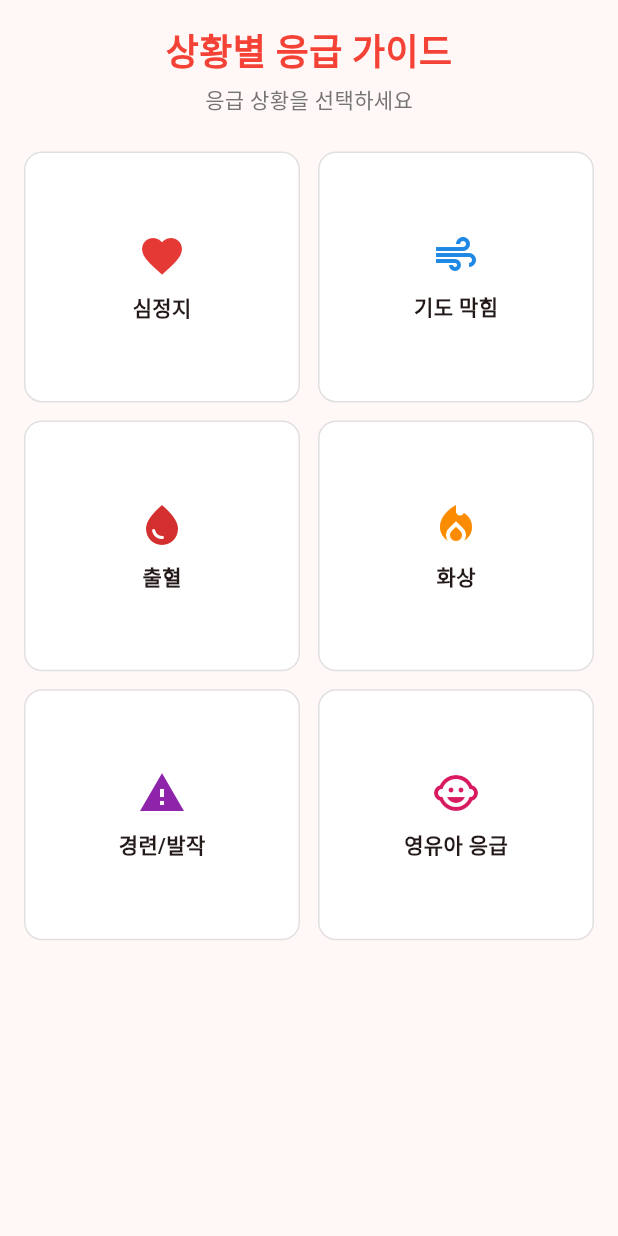
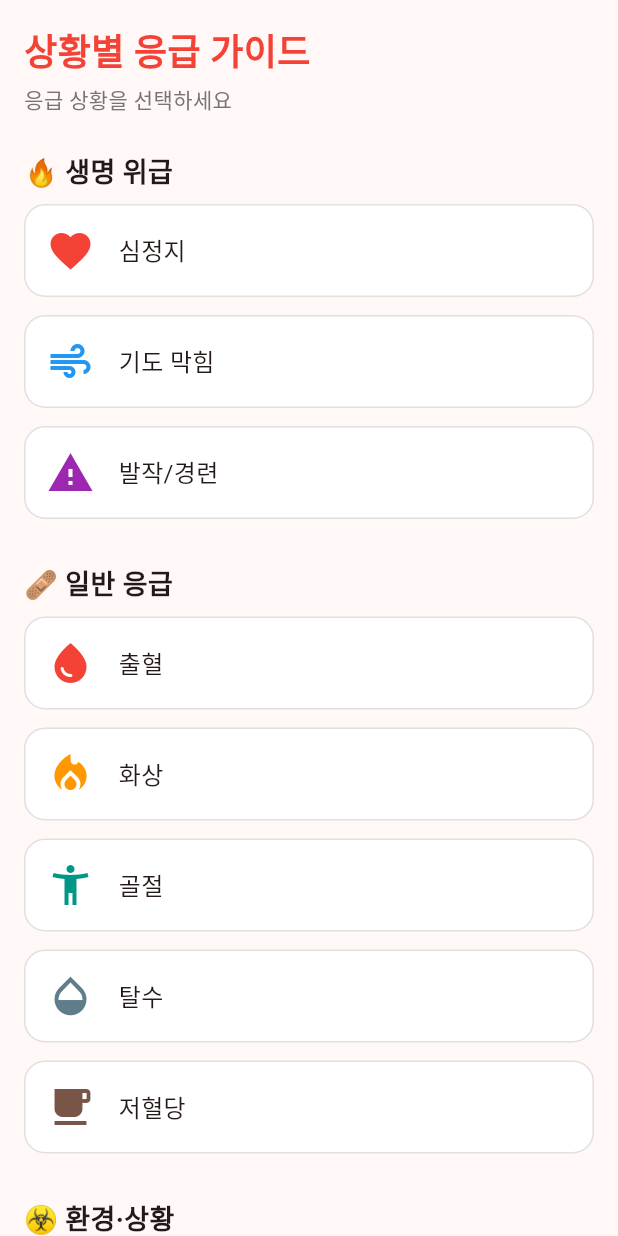
Before and after one commit to chikchok1/911Calling, a Flutter app: the GuideTab screen opened directly, after a tap on "심정지", after a tap on "목록으로 돌아가기", on a phone screen of 412 x 824 dp. Run offline on Flutter 3.47's test engine with Material 3 defaults, Android fonts, the phone set to English and light mode, and no system bars; Roboto replaces fonts that are missing (NotoSans).

Commit message:
feat: 응급 가이드 기능 확장 및 UI 개선

```diff
--- a/lib/main.dart
+++ b/lib/main.dart
@@ -4,9 +4,7 @@ import 'screens/home_screen.dart';
 
 void main() {
   WidgetsFlutterBinding.ensureInitialized();
-  SystemChrome.setPreferredOrientations([
-    DeviceOrientation.portraitUp,
-  ]);
+  SystemChrome.setPreferredOrientations([DeviceOrientation.portraitUp]);
   runApp(const EmergencyResponseApp());
 }
 
--- a/lib/tabs/guide_tab.dart
+++ b/lib/tabs/guide_tab.dart
@@ -10,13 +10,14 @@ class GuideTab extends StatefulWidget {
 class _GuideTabState extends State<GuideTab> {
   String? _selectedGuide;
 
+  // --- 원래 있던 전체 리스트는 그대로 유지 ---
   final List<EmergencyType> _emergencyTypes = [
     EmergencyType(
       id: 'cardiac',
       title: '심정지',
       icon: Icons.favorite,
-      color: Colors.red[600]!,
-      bgColor: Colors.red[50]!,
+      color: Colors.red,
+      bgColor: Colors.red,
       description: 'CPR 및 AED 사용법',
       steps: ['의식 확인', '119 신고', '가슴압박 시작', 'AED 사용'],
     ),
@@ -24,332 +25,282 @@ class _GuideTabState extends State<GuideTab> {
       id: 'choking',
       title: '기도 막힘',
       icon: Icons.air,
-      color: Colors.blue[600]!,
-      bgColor: Colors.blue[50]!,
+      color: Colors.blue,
+      bgColor: Colors.blue,
       description: '하임리히법 안내',
-      steps: ['환자 상태 확인', '복부 압박', '이물질 제거', '호흡 확인'],
+      steps: ['상태 확인', '복부 밀기', '이물질 제거', '호흡 확인'],
     ),
     EmergencyType(
       id: 'bleeding',
       title: '출혈',
       icon: Icons.water_drop,
-      color: Colors.red[700]!,
-      bgColor: Colors.red[50]!,
+      color: Colors.red,
+      bgColor: Colors.red,
       description: '지혈 및 압박법',
-      steps: ['깨끗한 천 준비', '직접 압박', '상처 부위 높이기', '압박 유지'],
+      steps: ['상처 확인', '직접 압박', '상처 높이기', '압박 유지'],
     ),
     EmergencyType(
       id: 'burn',
       title: '화상',
       icon: Icons.local_fire_department,
-      color: Colors.orange[600]!,
-      bgColor: Colors.orange[50]!,
+      color: Colors.orange,
+      bgColor: Colors.orange,
       description: '화상 응급처치',
-      steps: ['열원 제거', '찬물로 식히기', '물집 보호', '깨끗한 천으로 덮기'],
+      steps: ['열원 제거', '찬물로 식히기', '물집 보호', '천으로 덮기'],
     ),
     EmergencyType(
       id: 'seizure',
-      title: '경련/발작',
+      title: '발작/경련',
       icon: Icons.warning,
-      color: Colors.purple[600]!,
-      bgColor: Colors.purple[50]!,
+      color: Colors.purple,
+      bgColor: Colors.purple,
       description: '발작 시 대응법',
-      steps: ['주변 정리', '옆으로 눕히기', '시간 체크', '움직임 관찰'],
+      steps: ['주변 정리', '머리 보호', '옆으로 눕히기', '시간 체크'],
     ),
     EmergencyType(
       id: 'infant',
       title: '영유아 응급',
       icon: Icons.child_care,
-      color: Colors.pink[600]!,
-      bgColor: Colors.pink[50]!,
-      description: '영유아 특화 처치',
+      color: Colors.pink,
+      bgColor: Colors.pink,
+      description: '영유아 특화 응급처치',
       steps: ['두 손가락 압박', '부드러운 압박', '호흡 확인', '즉시 신고'],
+    ),
+    EmergencyType(
+      id: 'fracture',
+      title: '골절',
+      icon: Icons.accessibility_new,
+      color: Colors.teal,
+      bgColor: Colors.teal,
+      description: '골절 시 응급 대처',
+      steps: ['움직이지 않게 고정', '냉찜질', '압박 금지', '119 신고'],
+    ),
+    EmergencyType(
+      id: 'poison',
+      title: '중독',
+      icon: Icons.warning_amber,
+      color: Colors.green,
+      bgColor: Colors.green,
+      description: '중독 응급처치',
+      steps: ['노출 차단', '의식 확인', '구토 유도 금지', '119 신고'],
+    ),
+    EmergencyType(
+      id: 'hypoglycemia',
+      title: '저혈당',
+      icon: Icons.local_cafe,
+      color: Colors.brown,
+      bgColor: Colors.brown,
+      description: '저혈당 처리',
+      steps: ['증상 확인', '당 섭취', '휴식', '호전 없으면 119'],
+    ),
+    EmergencyType(
+      id: 'dehydration',
+      title: '탈수',
+      icon: Icons.opacity,
+      color: Colors.blueGrey,
+      bgColor: Colors.blueGrey,
+      description: '탈수 응급처치',
+      steps: ['시원한 곳으로 이동', '수분 보충', '휴식', '심하면 병원 방문'],
+    ),
+    EmergencyType(
+      id: 'heatstroke',
+      title: '열사병',
+      icon: Icons.wb_sunny,
+      color: Colors.deepOrange,
+      bgColor: Colors.deepOrange,
+      description: '고열 환경에서 발생',
+      steps: ['즉시 그늘 이동', '옷 느슨하게', '물 보급', '필요시 병원'],
+    ),
+    EmergencyType(
+      id: 'hypothermia',
+      title: '저체온증',
+      icon: Icons.ac_unit,
+      color: Colors.lightBlue,
+      bgColor: Colors.lightBlue,
+      description: '저체온증 응급처치',
+      steps: ['따뜻한 곳 이동', '젖은 옷 제거', '담요 덮기', '서서히 체온 올리기'],
+    ),
+    EmergencyType(
+      id: 'traffic',
+      title: '교통사고',
+      icon: Icons.car_crash,
+      color: Colors.indigo,
+      bgColor: Colors.indigo,
+      description: '사고 현장 응급 대처',
+      steps: ['현장 안전 확보', '환자 확인', '출혈 여부 확인', '즉시 신고'],
+    ),
+    EmergencyType(
+      id: 'animal',
+      title: '동물 상처',
+      icon: Icons.pets,
+      color: Colors.brown,
+      bgColor: Colors.brown,
+      description: '개·고양이·야생동물 상처',
+      steps: ['상처 세척', '지혈', '소독', '병원 방문'],
     ),
   ];
 
+  // --- 보기 좋은 카테고리 그룹 ---
+  final Map<String, List<String>> _groups = {
+    "🔥 생명 위급": ['cardiac', 'choking', 'seizure'],
+    "🩹 일반 응급": ['bleeding', 'burn', 'fracture', 'dehydration', 'hypoglycemia'],
+    "☣ 환경·상황": ['poison', 'heatstroke', 'hypothermia'],
+    "🚑 사고/외상": ['traffic', 'animal'],
+    "👶 영유아": ['infant'],
+  };
+
   @override
   Widget build(BuildContext context) {
-    final selectedEmergency = _emergencyTypes.firstWhere(
-          (e) => e.id == _selectedGuide,
-      orElse: () => _emergencyTypes[0],
+    final selectedEmergency = _emergencyTypes
+        .firstWhere((e) => e.id == _selectedGuide, orElse: () => _emergencyTypes[0]);
+
+    return Scaffold(
+      body: Scrollbar(
+        child: SingleChildScrollView(
+          padding: const EdgeInsets.all(16),
+          child: _selectedGuide == null
+              ? _buildCategoryList()
+              : _buildDetail(selectedEmergency),
+        ),
+      ),
     );
+  }
 
-    return Scrollbar(
-      child: SingleChildScrollView(
-        child: Padding(
-        padding: const EdgeInsets.all(16),
-        child: Column(
+  // ------------------------------ 리스트 화면 ------------------------------
+  Widget _buildCategoryList() {
+    return Column(
+      crossAxisAlignment: CrossAxisAlignment.start,
       children: [
-            // Header
         const Text(
           '상황별 응급 가이드',
-              style: TextStyle(
-                fontSize: 24,
-                fontWeight: FontWeight.bold,
-                color: Colors.red,
-              ),
+          style: TextStyle(fontSize: 24, fontWeight: FontWeight.bold, color: Colors.red),
         ),
         const SizedBox(height: 4),
-            Text(
-              '응급 상황을 선택하세요',
-              style: TextStyle(
-                fontSize: 14,
-                color: Colors.grey[600],
-              ),
-            ),
+        Text("응급 상황을 선택하세요", style: TextStyle(color: Colors.grey[600])),
         const SizedBox(height: 24),
 
-            // Emergency Type Selection or Detail View
-            if (_selectedGuide == null)
-              GridView.builder(
-                shrinkWrap: true,
-                physics: const NeverScrollableScrollPhysics(),
-                gridDelegate: const SliverGridDelegateWithFixedCrossAxisCount(
-                  crossAxisCount: 2,
-                  crossAxisSpacing: 12,
-                  mainAxisSpacing: 12,
-                  childAspectRatio: 1.1,
-                ),
-                itemCount: _emergencyTypes.length,
-                itemBuilder: (context, index) {
-                  final emergency = _emergencyTypes[index];
-                  return InkWell(
-                    onTap: () {
-                      setState(() {
-                        _selectedGuide = emergency.id;
-                      });
-                    },
+        ..._groups.entries.map((group) {
+          return Column(
+            crossAxisAlignment: CrossAxisAlignment.start,
+            children: [
+              Text(group.key,
+                  style: const TextStyle(fontSize: 18, fontWeight: FontWeight.bold)),
+              const SizedBox(height: 8),
+
+              ...group.value.map((id) {
+                final item = _emergencyTypes.firstWhere((e) => e.id == id);
+                return _buildListItem(item);
+              }),
+
+              const SizedBox(height: 18),
+            ],
+          );
+        }),
+      ],
+    );
+  }
+
+  // 리스트 아이템 디자인
+  Widget _buildListItem(EmergencyType e) {
+    return GestureDetector(
+      onTap: () => setState(() => _selectedGuide = e.id),
       child: Container(
+        margin: const EdgeInsets.only(bottom: 12),
+        padding: const EdgeInsets.all(14),
         decoration: BoxDecoration(
           color: Colors.white,
-                        borderRadius: BorderRadius.circular(12),
-                        border: Border.all(color: Colors.grey[300]!),
+          borderRadius: BorderRadius.circular(14),
+          border: Border.all(color: Colors.grey.shade300),
         ),
-                      child: Column(
-                        mainAxisAlignment: MainAxisAlignment.center,
+        child: Row(
           children: [
-                          Icon(
-                            emergency.icon,
-                            size: 32,
-                            color: emergency.color,
-                          ),
-                          const SizedBox(height: 8),
-                          Text(
-                            emergency.title,
-                            style: const TextStyle(
-                              fontSize: 14,
-                              fontWeight: FontWeight.w600,
-                            ),
-                          ),
+            Icon(e.icon, size: 32, color: e.color),
+            const SizedBox(width: 16),
+            Text(e.title, style: const TextStyle(fontSize: 16)),
           ],
         ),
       ),
     );
-                },
-              )
-            else ...[
-              // Back Button
-              SizedBox(
-                width: double.infinity,
-                child: OutlinedButton.icon(
-                  onPressed: () {
-                    setState(() {
-                      _selectedGuide = null;
-                    });
-                  },
-                  icon: const Icon(Icons.arrow_back, size: 16),
-                  label: const Text('목록으로 돌아가기'),
+  }
+
+  // ------------------------------ 상세 화면 ------------------------------
+  Widget _buildDetail(EmergencyType e) {
+    return Column(
+      crossAxisAlignment: CrossAxisAlignment.start,
+      children: [
+        OutlinedButton.icon(
+          onPressed: () => setState(() => _selectedGuide = null),
+          icon: const Icon(Icons.arrow_back),
+          label: const Text("목록으로 돌아가기"),
         ),
-              ),
-              const SizedBox(height: 16),
+        const SizedBox(height: 12),
 
-              // Emergency Detail Card
         Container(
+          padding: const EdgeInsets.all(16),
           decoration: BoxDecoration(
-                  color: selectedEmergency.bgColor,
+            color: e.bgColor.withOpacity(0.15),
             borderRadius: BorderRadius.circular(16),
           ),
-                padding: const EdgeInsets.all(16),
           child: Column(
             crossAxisAlignment: CrossAxisAlignment.start,
             children: [
-                    // Header
               Row(
                 children: [
-                        Container(
-                          padding: const EdgeInsets.all(8),
-                          decoration: BoxDecoration(
-                            color: Colors.white,
-                            borderRadius: BorderRadius.circular(8),
-                            boxShadow: [
-                              BoxShadow(
-                                color: Colors.black.withOpacity(0.05),
-                                blurRadius: 4,
-                              ),
+                  Icon(e.icon, size: 34, color: e.color),
+                  const SizedBox(width: 12),
+                  Column(
+                      crossAxisAlignment: CrossAxisAlignment.start,
+                      children: [
+                        Text("${e.title} 응급처치",
+                            style: const TextStyle(
+                                fontSize: 20, fontWeight: FontWeight.bold)),
+                        Text(e.description,
+                            style: TextStyle(color: Colors.grey[600])),
+                      ]),
                 ],
               ),
-                          child: Icon(
-                            selectedEmergency.icon,
-                            color: selectedEmergency.color,
-                            size: 20,
-                          ),
-                        ),
-                        const SizedBox(width: 12),
-                        Expanded(
-                          child: Column(
-                            crossAxisAlignment: CrossAxisAlignment.start,
-                            children: [
-                              Text(
-                                '${selectedEmergency.title} 응급처치',
-                                style: const TextStyle(
-                                  fontSize: 18,
-                                  fontWeight: FontWeight.bold,
-                                ),
-                              ),
-                              Text(
-                                selectedEmergency.description,
-                                style: TextStyle(
-                                  fontSize: 12,
-                                  color: Colors.grey[600],
-                                ),
-                              ),
+
+              const SizedBox(height: 20),
+
+              ...e.steps.asMap().entries.map((entry) {
+                return _buildStepItem(entry.key, entry.value, e.color);
+              }),
+
+              const SizedBox(height: 20),
             ],
           ),
         ),
       ],
-                    ),
-                    const SizedBox(height: 16),
+    );
+  }
 
-                    // Badges
-                    Wrap(
-                      spacing: 4,
-                      runSpacing: 4,
-                      children: [
-                        _buildBadge('단계별 안내', true),
-                        _buildBadge('텍스트', false),
-                        _buildBadge('음성', false),
-                        _buildBadge('영상', false),
-                      ],
-                    ),
-                    const SizedBox(height: 16),
-
-                    // Steps
-                    ...selectedEmergency.steps.asMap().entries.map((entry) {
-                      final index = entry.key;
-                      final step = entry.value;
-                      return Padding(
-                        padding: const EdgeInsets.only(bottom: 8),
-                        child: Container(
+  Widget _buildStepItem(int index, String step, Color color) {
+    return Container(
+      margin: const EdgeInsets.only(bottom: 10),
       padding: const EdgeInsets.all(12),
       decoration: BoxDecoration(
           color: Colors.white,
           borderRadius: BorderRadius.circular(12),
           boxShadow: [
-                              BoxShadow(
-                                color: Colors.black.withOpacity(0.05),
-                                blurRadius: 4,
-                              ),
-                            ],
-                          ),
+            BoxShadow(color: Colors.black.withOpacity(0.08), blurRadius: 4)
+          ]),
       child: Row(
         children: [
-                              Container(
-                                width: 24,
-                                height: 24,
-                                decoration: BoxDecoration(
-                                  color: Colors.white,
-                                  shape: BoxShape.circle,
-                                  border: Border.all(
-                                    color: selectedEmergency.color,
-                                    width: 2,
-                                  ),
-                                ),
-                                child: Center(
-                                  child: Text(
-                                    '${index + 1}',
-                                    style: TextStyle(
-                                      fontSize: 12,
-                                      fontWeight: FontWeight.bold,
-                                      color: selectedEmergency.color,
-                                    ),
-                                  ),
-                                ),
+          CircleAvatar(
+            radius: 14,
+            backgroundColor: color.withOpacity(.18),
+            child: Text("${index + 1}",
+                style: TextStyle(color: color, fontWeight: FontWeight.bold)),
           ),
           const SizedBox(width: 12),
-                              Expanded(
-                                child: Text(
-                                  step,
-                                  style: const TextStyle(fontSize: 14),
-                                ),
-                              ),
+          Expanded(child: Text(step)),
         ],
-                          ),
-                        ),
-                      );
-                    }),
-                    const SizedBox(height: 16),
-
-                    // Media Options
-                    Row(
-                      children: [
-                        Expanded(
-                          child: OutlinedButton.icon(
-                            onPressed: () {},
-                            icon: const Text('🔊', style: TextStyle(fontSize: 16)),
-                            label: const Text('음성 안내', style: TextStyle(fontSize: 12)),
-                            style: OutlinedButton.styleFrom(
-                              backgroundColor: Colors.white,
-                              padding: const EdgeInsets.symmetric(vertical: 12),
-                            ),
-                          ),
-                        ),
-                        const SizedBox(width: 8),
-                        Expanded(
-                          child: OutlinedButton.icon(
-                            onPressed: () {},
-                            icon: const Text('📹', style: TextStyle(fontSize: 16)),
-                            label: const Text('영상 가이드', style: TextStyle(fontSize: 12)),
-                            style: OutlinedButton.styleFrom(
-                              backgroundColor: Colors.white,
-                              padding: const EdgeInsets.symmetric(vertical: 12),
-                            ),
-                          ),
-                        ),
-                      ],
-                    ),
-                  ],
-                ),
-              ),
-            ],
-            const SizedBox(height: 16),
-          ],
-        ),
-      ),
-      ),
-    );
-  }
-
-  Widget _buildBadge(String label, bool isPrimary) {
-    return Container(
-      padding: const EdgeInsets.symmetric(horizontal: 8, vertical: 4),
-      decoration: BoxDecoration(
-        color: isPrimary ? Colors.red : Colors.transparent,
-        borderRadius: BorderRadius.circular(4),
-        border: Border.all(
-          color: isPrimary ? Colors.red : Colors.grey[400]!,
-        ),
-      ),
-      child: Text(
-        label,
-        style: TextStyle(
-          fontSize: 11,
-          color: isPrimary ? Colors.white : Colors.grey[700],
-          fontWeight: isPrimary ? FontWeight.w600 : FontWeight.normal,
-        ),
       ),
     );
   }
 }
+
+// ----------------------------------------------------------
 
 class EmergencyType {
   final String id;
```
Also changed, not shown: lib/screens/home_screen.dart (+3 -11 lines), 1 other file. Lines whose indentation alone changed are shown as unchanged.
